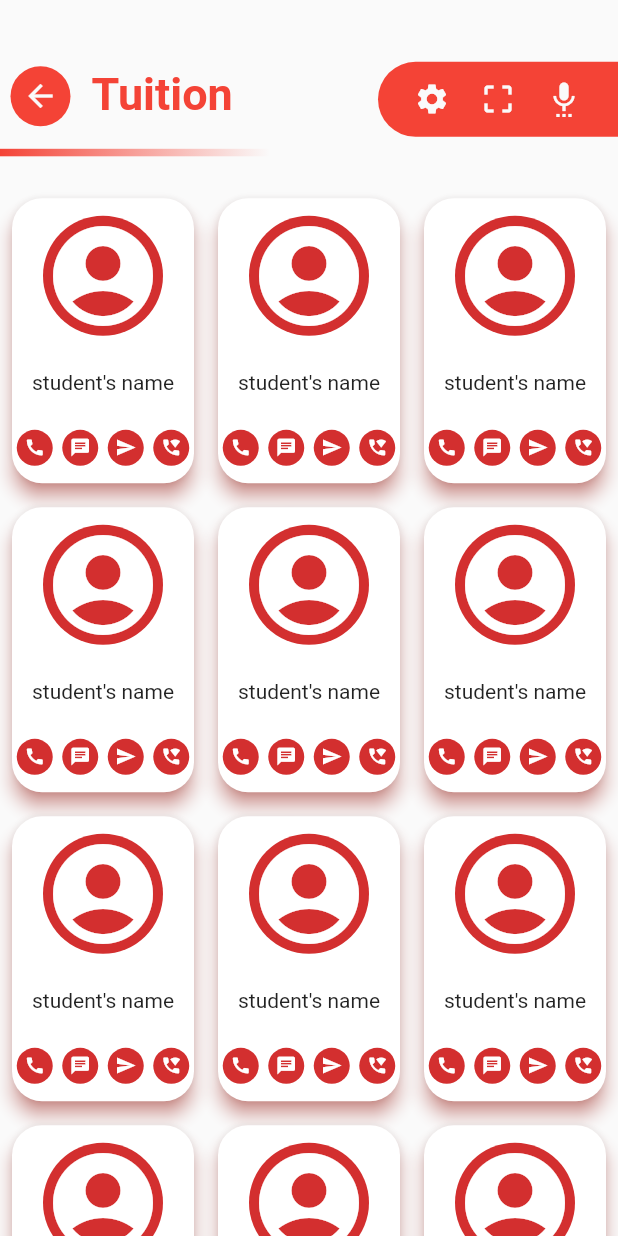
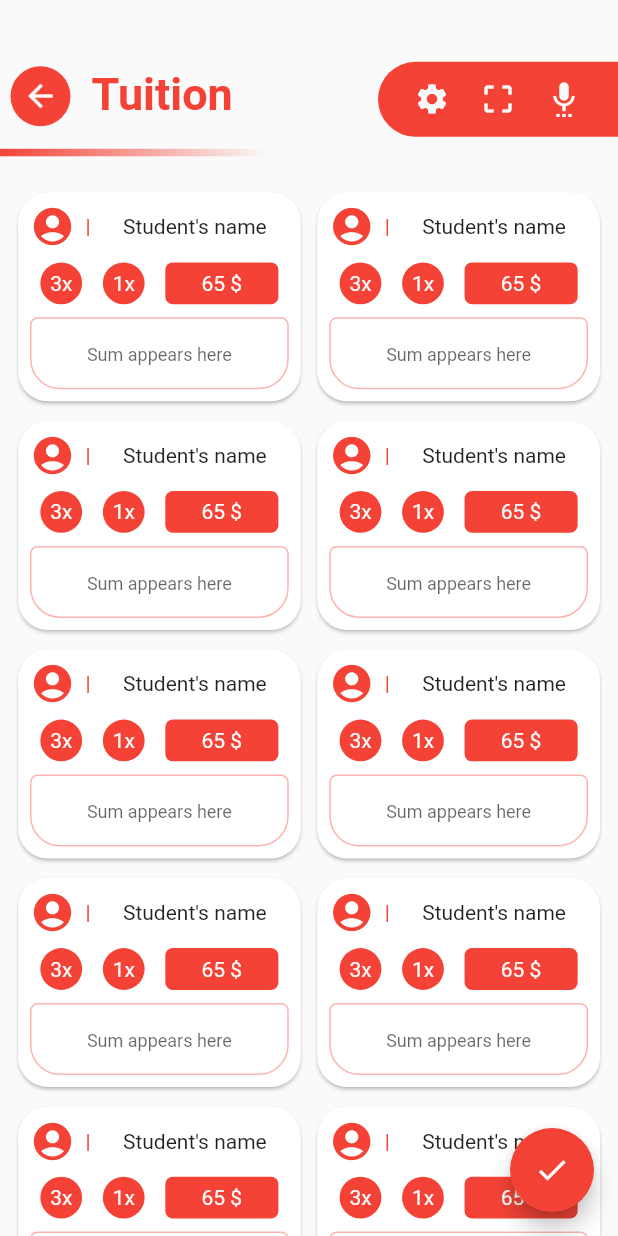
Before and after one commit to E837/hamyar, a Flutter app: the screen it shows after launch, after a tap on "Tuition", on a phone screen of 412 x 824 dp. Run offline on Flutter 3.47's test engine with Material 2 defaults, Android fonts, the phone set to English and light mode, and no system bars.

Commit message:
tuition screen UI

```diff
--- a/lib/main.dart
+++ b/lib/main.dart
@@ -3,6 +3,7 @@
 import 'package:hamyar/main_menu.dart';
 import 'package:hamyar/roll_call/roll_call_screen.dart';
 import 'package:hamyar/students/students_screen.dart';
+import 'package:hamyar/tuition/tuition_screen.dart';
 
 void main() {
   runApp(const MyApp());
@@ -24,6 +25,7 @@
       routes: {
         StudentsScreen.routeName: (ctx) => const StudentsScreen(),
         RollCallScreen.routeName: (ctx) => const RollCallScreen(),
+        TuitionScreen.routeName: (ctx) => const TuitionScreen(),
       },
     );
   }
--- a/lib/main_menu.dart
+++ b/lib/main_menu.dart
@@ -4,6 +4,7 @@
 import './students/students_screen.dart';
 import './overal_widgets/title_bar.dart';
 import 'package:hamyar/roll_call/roll_call_screen.dart';
+import 'package:hamyar/tuition/tuition_screen.dart';
 
 class MainMenu extends StatelessWidget {
   const MainMenu({Key? key}) : super(key: key);
@@ -69,7 +70,7 @@
                 color: Colors.red,
                 title: 'Tuition',
                 icon: Icons.monetization_on,
-                route: StudentsScreen.routeName,
+                route: TuitionScreen.routeName,
               ),
             ),
             Expanded(
--- /dev/null
+++ b/lib/tuition/tuition_card.dart
@@ -0,0 +1,135 @@
+import 'package:flutter/material.dart';
+
+class TuitionCard extends StatefulWidget {
+  const TuitionCard({Key? key}) : super(key: key);
+
+  @override
+  State<TuitionCard> createState() => _TuitionCardState();
+}
+
+class _TuitionCardState extends State<TuitionCard> {
+  final TextEditingController controller = TextEditingController();
+
+  Widget showMultiplierButton(
+      BuildContext context, String text, double height, double width,
+      {bool isButton = true}) {
+    return GestureDetector(
+      child: Container(
+        height: height,
+        width: width,
+        decoration: BoxDecoration(
+          borderRadius:
+              isButton ? BorderRadius.circular(30) : BorderRadius.circular(5),
+          color: Theme.of(context).colorScheme.primary,
+        ),
+        alignment: Alignment.center,
+        child: Text(
+          text,
+          style: TextStyle(
+            color: Theme.of(context).canvasColor,
+          ),
+        ),
+      ),
+      onTap: () {},
+    );
+  }
+
+  @override
+  Widget build(BuildContext context) {
+    return Card(
+      shape: RoundedRectangleBorder(
+        borderRadius: BorderRadius.circular(20),
+      ),
+      child: LayoutBuilder(
+        builder: (context, constraints) => Padding(
+          padding: const EdgeInsets.all(8.0),
+          child: Column(
+            mainAxisAlignment: MainAxisAlignment.spaceBetween,
+            children: [
+              Row(
+                children: [
+                  Icon(
+                    Icons.account_circle,
+                    size: 30,
+                    color: Theme.of(context).colorScheme.primary,
+                  ),
+                  Text(
+                    '  |  ',
+                    style: TextStyle(
+                      color: Theme.of(context).colorScheme.primary,
+                    ),
+                  ),
+                  const Expanded(
+                    child: FittedBox(
+                      fit: BoxFit.scaleDown,
+                      child: Text('Student\'s name'),
+                    ),
+                  ),
+                ],
+              ),
+              Row(
+                mainAxisAlignment: MainAxisAlignment.spaceAround,
+                children: [
+                  showMultiplierButton(
+                    context,
+                    '3x',
+                    constraints.maxHeight * 0.2,
+                    constraints.maxHeight * 0.2,
+                  ),
+                  showMultiplierButton(
+                    context,
+                    '1x',
+                    constraints.maxHeight * 0.2,
+                    constraints.maxHeight * 0.2,
+                  ),
+                  showMultiplierButton(
+                    context,
+                    '65 \$',
+                    constraints.maxHeight * 0.2,
+                    constraints.maxWidth * 0.4,
+                    isButton: false,
+                  ),
+                ],
+              ),
+              TextField(
+                controller: controller,
+                textAlign: TextAlign.center,
+                decoration: InputDecoration(
+                  enabledBorder: OutlineInputBorder(
+                    borderSide: BorderSide(
+                      color: Theme.of(context)
+                          .colorScheme
+                          .primary
+                          .withOpacity(0.4),
+                    ),
+                    borderRadius: const BorderRadius.only(
+                      bottomLeft: Radius.circular(20),
+                      bottomRight: Radius.circular(20),
+                      topLeft: Radius.circular(5),
+                      topRight: Radius.circular(5),
+                    ),
+                  ),
+                  border: const OutlineInputBorder(
+                    borderRadius: BorderRadius.only(
+                      bottomLeft: Radius.circular(20),
+                      bottomRight: Radius.circular(20),
+                      topLeft: Radius.circular(5),
+                      topRight: Radius.circular(5),
+                    ),
+                    gapPadding: 0,
+                  ),
+                  contentPadding: const EdgeInsets.symmetric(horizontal: 8),
+                  hintText: 'Sum appears here',
+                  hintStyle: const TextStyle(
+                    fontSize: 12,
+                  ),
+                ),
+                keyboardType: TextInputType.number,
+              ),
+            ],
+          ),
+        ),
+      ),
+    );
+  }
+}
--- /dev/null
+++ b/lib/tuition/tuition_grid.dart
@@ -0,0 +1,21 @@
+import 'package:flutter/material.dart';
+
+import 'package:hamyar/tuition/tuition_card.dart';
+
+class TuitionGrid extends StatelessWidget {
+  const TuitionGrid({Key? key}) : super(key: key);
+
+  @override
+  Widget build(BuildContext context) {
+    return GridView.builder(
+      gridDelegate: const SliverGridDelegateWithMaxCrossAxisExtent(
+        maxCrossAxisExtent: 250,
+        mainAxisSpacing: 5,
+        crossAxisSpacing: 3,
+        childAspectRatio: 4 / 3,
+      ),
+      itemBuilder: (context, index) => const TuitionCard(),
+      itemCount: 21,
+    );
+  }
+}
--- a/lib/tuition/tuition_screen.dart
+++ b/lib/tuition/tuition_screen.dart
@@ -1 +1,88 @@
 import 'package:flutter/material.dart';
+
+import 'package:hamyar/overal_widgets/title_bar.dart';
+import 'package:hamyar/tuition/tuition_grid.dart';
+
+class TuitionScreen extends StatelessWidget {
+  static const routeName = '/tuition';
+  const TuitionScreen({Key? key}) : super(key: key);
+
+  @override
+  Widget build(BuildContext context) {
+    final data =
+        ModalRoute.of(context)?.settings.arguments as Map<String, dynamic>;
+    final MaterialColor? color = data['color'];
+    final String title = data['title'];
+    return Theme(
+      data: ThemeData(
+        primarySwatch: color,
+      ),
+      child: Builder(
+        builder: (context) => Scaffold(
+          body: SafeArea(
+            child: Column(
+              children: [
+                TitleBar(
+                  title: title,
+                  hasBackOption: true,
+                ),
+                const SizedBox(height: 20),
+                const Expanded(
+                  child: Padding(
+                    padding: EdgeInsets.symmetric(horizontal: 8.0),
+                    child: TuitionGrid(),
+                  ),
+                ),
+              ],
+            ),
+          ),
+          floatingActionButton: FloatingActionButton(
+            child: const Icon(Icons.done),
+            onPressed: () {
+              showModalBottomSheet(
+                context: context,
+                builder: (ctx) => Padding(
+                  padding: const EdgeInsets.all(16.0),
+                  child: Column(
+                    mainAxisSize: MainAxisSize.min,
+                    children: [
+                      const Text('Count of students who payed: .....'),
+                      const SizedBox(height: 10),
+                      const Text('Total sum of payments: ..... \$'),
+                      const Divider(),
+                      Row(
+                        mainAxisAlignment: MainAxisAlignment.center,
+                        children: [
+                          OutlinedButton(
+                            onPressed: () {
+                              Navigator.of(context).pop();
+                            },
+                            child: const Text('Cancel'),
+                          ),
+                          const SizedBox(width: 10),
+                          ElevatedButton(
+                            onPressed: () {
+                              Navigator.of(context)
+                                  .popUntil((route) => route.isFirst);
+                            },
+                            child: const Text('Confirm'),
+                          ),
+                        ],
+                      )
+                    ],
+                  ),
+                ),
+                shape: const RoundedRectangleBorder(
+                  borderRadius: BorderRadius.only(
+                    topRight: Radius.circular(40),
+                    topLeft: Radius.circular(40),
+                  ),
+                ),
+              );
+            },
+          ),
+        ),
+      ),
+    );
+  }
+}
```
